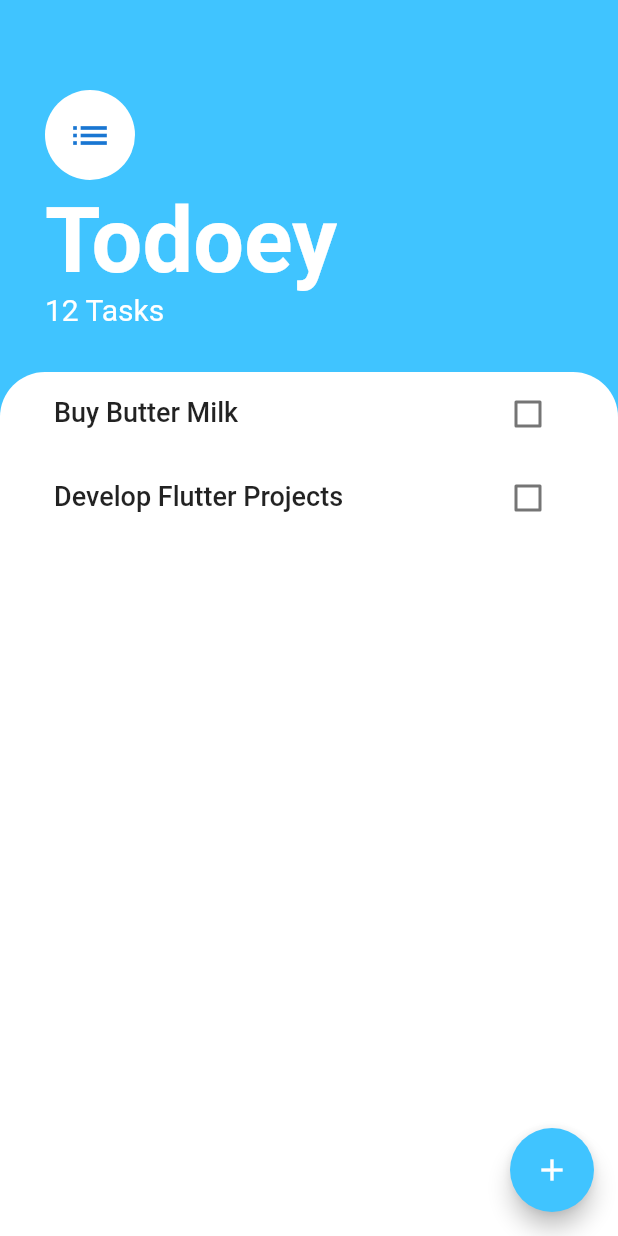
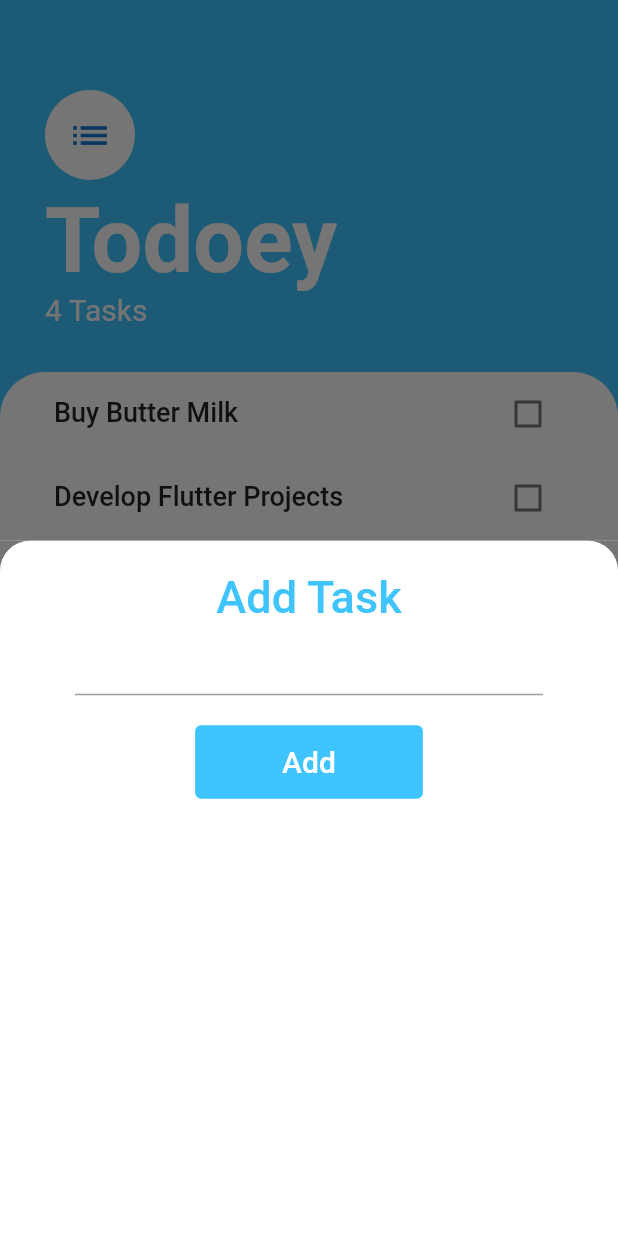
Before and after one commit to preetamvarun/To-Do-App, a Flutter app: the screen it shows after launch, after a tap on the "add" icon, on a phone screen of 412 x 824 dp. Run offline on Flutter 3.47's test engine with Material 2 defaults, Android fonts, the phone set to English and light mode, and no system bars.

Commit message:
desing bottom sheet screen

```diff
--- /dev/null
+++ b/lib/screens/bottomSheetScreen.dart
@@ -0,0 +1,52 @@
+import 'package:flutter/material.dart';
+
+
+class buttomSheetContainer extends StatelessWidget {
+
+  @override
+  Widget build(BuildContext context) {
+    return Container(
+      color: Color(0xFF757575),
+      child: Container(
+        decoration: BoxDecoration(
+          color: Colors.white,
+          borderRadius: BorderRadius.only(
+            topRight: Radius.circular(20.0),
+            topLeft: Radius.circular(20.0),
+          ),
+        ),
+        child: Padding(
+          padding: const EdgeInsets.symmetric(horizontal: 50.0, vertical: 20.0),
+          child: Column(
+            children: [
+              Text("Add Task", style: TextStyle(
+                color: Colors.lightBlueAccent,
+                fontSize: 30.0,
+                fontWeight : FontWeight.w500,
+              ),),
+              TextField(
+                textAlign: TextAlign.center,
+              ),
+              SizedBox(
+                height: 20,
+              ),
+              TextButton(
+                style: ButtonStyle(
+                  backgroundColor: MaterialStateProperty.all(Colors.lightBlueAccent),
+                ),
+                onPressed: (){},
+                child: Padding(
+                  padding: const EdgeInsets.symmetric(horizontal: 50.0,vertical: 5.0),
+                  child: Text("Add", style:TextStyle(
+                    color: Colors.white,
+                    fontSize: 20.0,
+                  ),
+                  ),),
+              ),
+            ],
+          ),
+        ),
+      ),
+    );
+  }
+}
--- a/lib/screens/screen1.dart
+++ b/lib/screens/screen1.dart
@@ -1,16 +1,21 @@
 import 'package:flutter/cupertino.dart';
 import 'package:flutter/material.dart';
 import 'package:to_do_app/widgetsDir/listTiles.dart';
+import 'package:to_do_app/screens/bottomSheetScreen.dart';
+
 
 class TaskScreen extends StatelessWidget {
-  const TaskScreen({Key? key}) : super(key: key);
+
+  Widget bottomSheet(BuildContext context) => buttomSheetContainer();
 
   @override
   Widget build(BuildContext context) {
     return Scaffold(
       backgroundColor: Colors.lightBlueAccent,
       floatingActionButton: FloatingActionButton(
-        onPressed: (){print("Floating Action Button Is Pressed");},
+        onPressed: (){
+          showModalBottomSheet(context: context, builder: bottomSheet);
+        },
         backgroundColor: Colors.lightBlueAccent,
         child: Icon(
           Icons.add,
@@ -44,7 +49,7 @@ class TaskScreen extends StatelessWidget {
                   ),
                 ),
                 Text(
-                  "12 Tasks",
+                  "4 Tasks",
                   style: TextStyle(
                     color: Colors.white,
                     fontSize: 20,
@@ -60,7 +65,9 @@ class TaskScreen extends StatelessWidget {
                 child: ListView(
                   children: [
                     listTileWidget(stringText: "Buy Butter Milk",),
-                    listTileWidget(stringText: "Develop Flutter Projects",)
+                    listTileWidget(stringText: "Develop Flutter Projects",),
+                    listTileWidget(stringText: "Do Front End",),
+                    listTileWidget(stringText: "Do Cp",)
                   ],
                 ),
               ),
```
